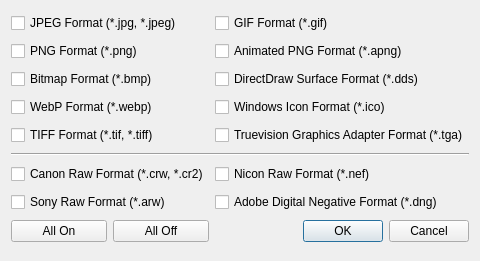
Before: the Qt Designer form AssociateFilesWithQuickViewer/fileassocdialog.ui in kanryu/quickviewer, drawn with Qt 5.
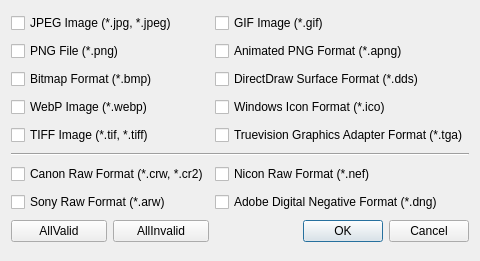
After: the same form once the commit is applied. Icons and pictures are not drawn.

What changed in the file:
```diff
--- a/AssociateFilesWithQuickViewer/fileassocdialog.ui
+++ b/AssociateFilesWithQuickViewer/fileassocdialog.ui
@@ -21,7 +21,7 @@
    <item row="8" column="0">
     <widget class="QPushButton" name="btnAllOn">
      <property name="text">
-      <string extracomment="Button to turn all check boxes on">All On</string>
+      <string extracomment="Button to turn all check boxes on">AllValid</string>
      </property>
     </widget>
    </item>
@@ -49,7 +49,7 @@
    <item row="8" column="1">
     <widget class="QPushButton" name="btnAllOff">
      <property name="text">
-      <string extracomment="Button to turn off all check box">All Off</string>
+      <string extracomment="Button to turn off all check box">AllInvalid</string>
      </property>
     </widget>
    </item>
@@ -90,14 +90,14 @@
    <item row="3" column="0" colspan="2">
     <widget class="QCheckBox" name="checkBoxWebp">
      <property name="text">
-      <string>WebP Format (*.webp)</string>
+      <string>WebP Image (*.webp)</string>
      </property>
     </widget>
    </item>
    <item row="1" column="0" colspan="2">
     <widget class="QCheckBox" name="checkBoxPng">
      <property name="text">
-      <string>PNG Format (*.png)</string>
+      <string>PNG File (*.png)</string>
      </property>
     </widget>
    </item>
@@ -118,7 +118,7 @@
    <item row="4" column="0" colspan="2">
     <widget class="QCheckBox" name="checkBoxTiff">
      <property name="text">
-      <string>TIFF Format (*.tif, *.tiff)</string>
+      <string>TIFF Image (*.tif, *.tiff)</string>
      </property>
     </widget>
    </item>
@@ -132,14 +132,14 @@
    <item row="0" column="2">
     <widget class="QCheckBox" name="checkBoxGif">
      <property name="text">
-      <string>GIF Format (*.gif)</string>
+      <string>GIF Image (*.gif)</string>
      </property>
     </widget>
    </item>
    <item row="0" column="0" colspan="2">
     <widget class="QCheckBox" name="checkBoxJpeg">
      <property name="text">
-      <string>JPEG Format (*.jpg, *.jpeg)</string>
+      <string>JPEG Image (*.jpg, *.jpeg)</string>
      </property>
     </widget>
    </item>
```
Left out of the diff: 2 changed lines with no effect on the pictures.
